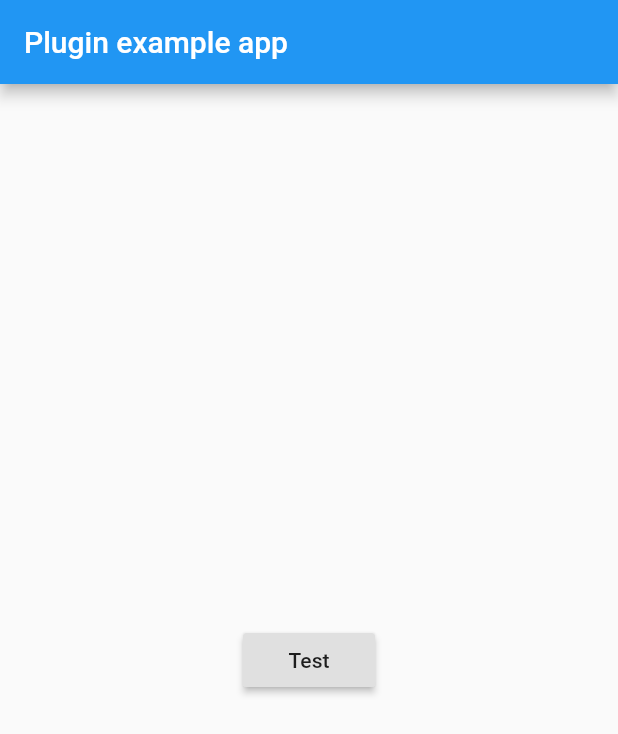
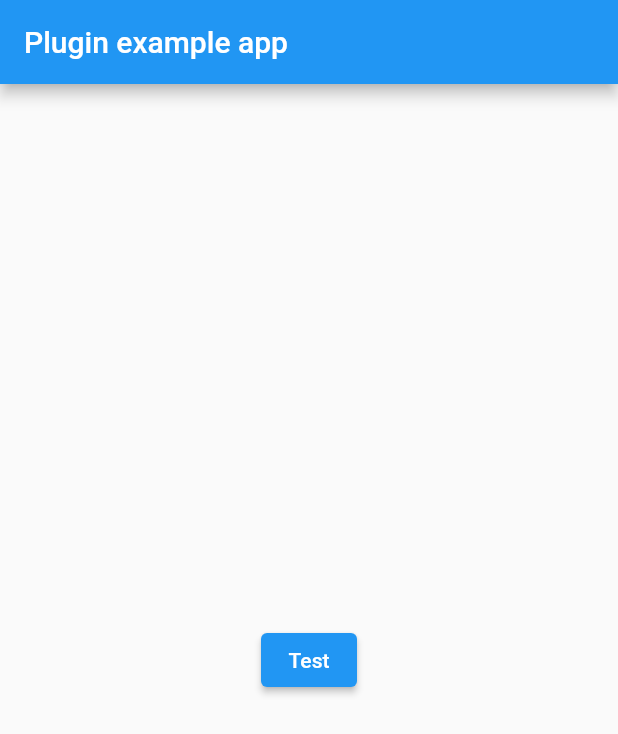
Before and after one commit to situmtech/flutter-unity, a Flutter app: the screen it shows after launch, on a phone screen of 412 x 824 dp. Shown: the top 734 px of the screen. Run offline on Flutter 3.47's test engine with Material 2 defaults, Android fonts, the light colour scheme and no system bars.

Commit message:
fix: remove deprecated component (#33)
Remove deprecated RaisedButton an add ElevatedButton to example

```diff
--- a/example/lib/main.dart
+++ b/example/lib/main.dart
@@ -35,7 +35,7 @@ class _HomePageState extends State<HomePage> {
         title: const Text('Plugin example app'),
       ),
       body: Center(
-        child: RaisedButton(
+        child: ElevatedButton(
           onPressed: () {
             Navigator.push(context,
                 MaterialPageRoute(builder: (context) => UnityViewPage()));
```
